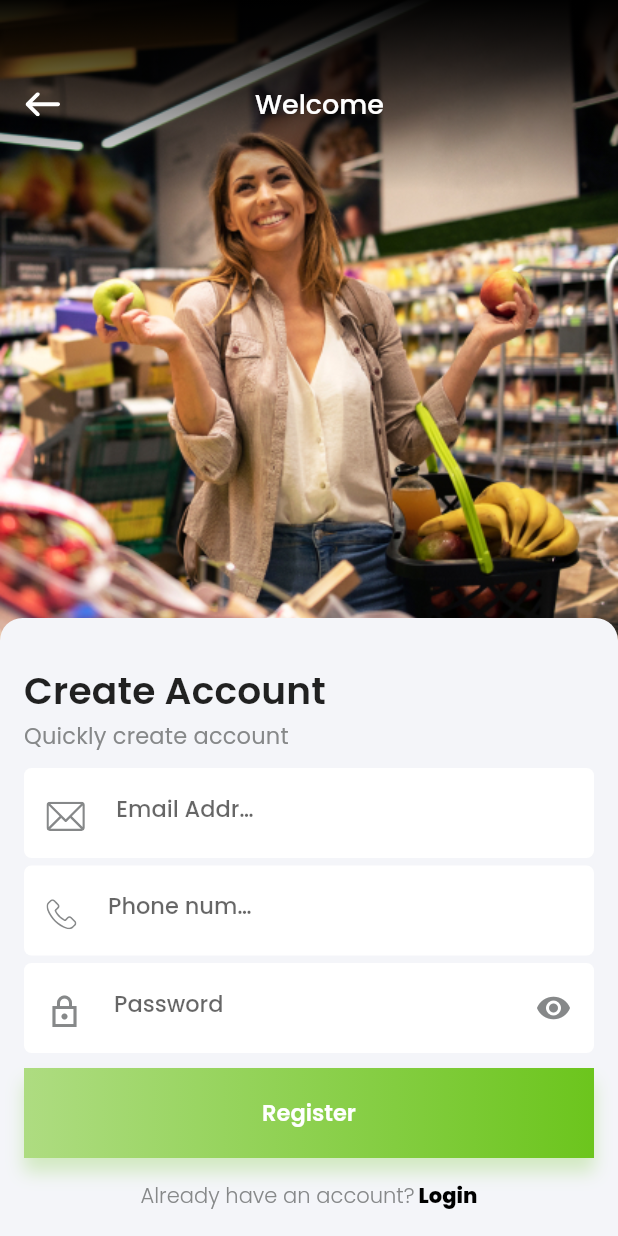
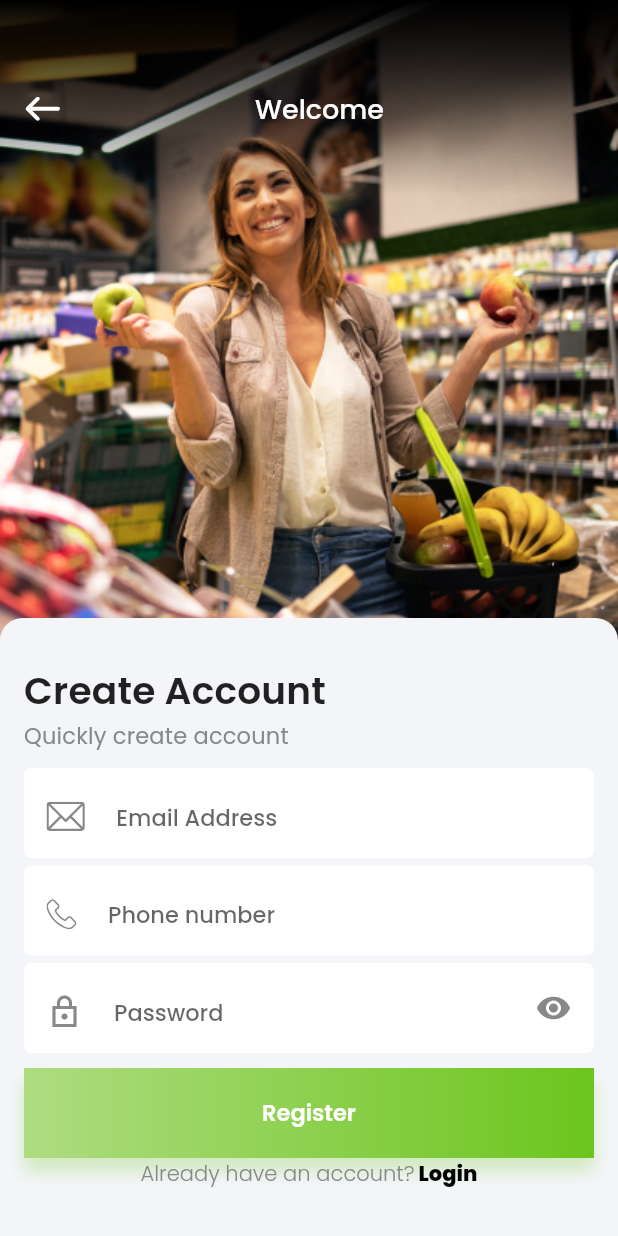
Before and after one commit to AkhlaqShaikh1/e-com-proj, a Flutter app: the RegisterPage screen opened by its route, on a phone screen of 412 x 824 dp. Run offline on Flutter 3.47's test engine with Material 2 defaults, Android fonts, the light colour scheme and no system bars; our stand-ins replace flutter_svg, google_fonts.

Commit message:
Fixed bugs for smaller screens and refactor code

```diff
--- a/lib/pages/register_page.dart
+++ b/lib/pages/register_page.dart
@@ -1,5 +1,6 @@
+import 'package:flutter/material.dart';
+
 import 'package:e_commerece_app_project/pages/login_page.dart';
-import 'package:flutter/material.dart';
 
 import '../styles/styles.dart';
 import '../widgets/login_register_page/custom_text_field.dart';
@@ -7,7 +8,9 @@ import '../widgets/login_register_page/my_button.dart';
 import '../widgets/login_register_page/welcome_with_gradient.dart';
 
 class RegisterPage extends StatefulWidget {
-  const RegisterPage({Key? key}) : super(key: key);
+  const RegisterPage({
+    Key? key,
+  }) : super(key: key);
   static String id = "/register";
 
   @override
@@ -32,7 +35,7 @@ class _RegisterPageState extends State<RegisterPage> {
                 tap: tap,
               ),
               Container(
-                margin: const EdgeInsets.only(top: 415),
+                margin: EdgeInsets.only(top: size.height * 0.5),
                 height: size.height * 0.5,
                 width: size.width,
                 decoration: BoxDecoration(
@@ -51,26 +54,28 @@ class _RegisterPageState extends State<RegisterPage> {
                       Text("Create Account", style: headerTextStyle),
                       Text("Quickly create account", style: subtitleTextStyle),
                       const SizedBox(height: 10),
-                      const CustomTextField(
+                      CustomTextField(
                         isPassword: false,
                         imgName: "email",
                         title: "Email Address",
+                        size: size,
                       ),
                       const SizedBox(height: 5),
-                      const CustomTextField(
+                      CustomTextField(
                         isPassword: false,
                         imgName: "phone",
                         title: "Phone number",
+                        size: size,
                       ),
                       const SizedBox(height: 5),
-                      const CustomTextField(
+                      CustomTextField(
                         isPassword: true,
                         imgName: "password",
                         title: "Password",
+                        size: size,
                       ),
                       const SizedBox(height: 10),
                       MyButton(size: size, title: "Register"),
-                      const SizedBox(height: 15),
                       Center(
                         child: GestureDetector(
                           onTap: () {
--- a/lib/widgets/login_register_page/custom_text_field.dart
+++ b/lib/widgets/login_register_page/custom_text_field.dart
@@ -9,11 +9,13 @@ class CustomTextField extends StatelessWidget {
     required this.isPassword,
     required this.imgName,
     required this.title,
+    required this.size,
   }) : super(key: key);
 
   final bool isPassword;
   final String imgName;
   final String title;
+  final Size size;
 
   @override
   Widget build(BuildContext context) {
@@ -49,8 +51,8 @@ class CustomTextField extends StatelessWidget {
           ),
           Center(
             child: Container(
-              width: 100,
-              margin: const EdgeInsets.only(left: 21),
+              width: size.width * 0.3,
+              margin: const EdgeInsets.only(left: 21, top: 21),
               child: TextField(
                 keyboardType: TextInputType.emailAddress,
                 decoration: InputDecoration(
```
Also changed, not shown: lib/pages/login_page.dart (+20 -9 lines).
